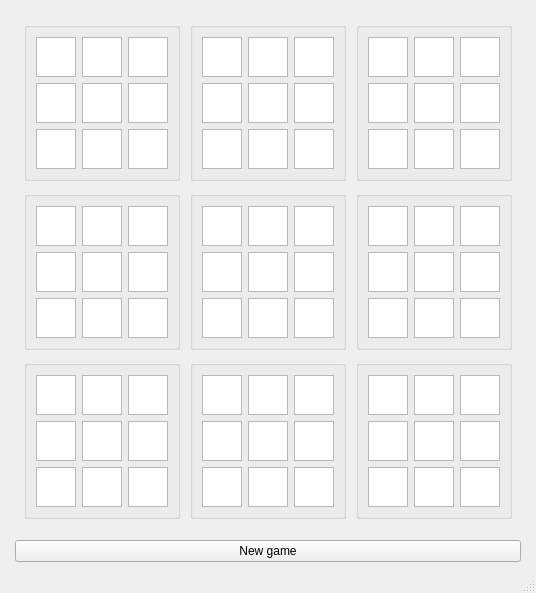
First picture: the form in src/pyqt_sudoku/sudoku_main_win.ui, repository Jtachan/PyQt-Sudoku, before the edit.
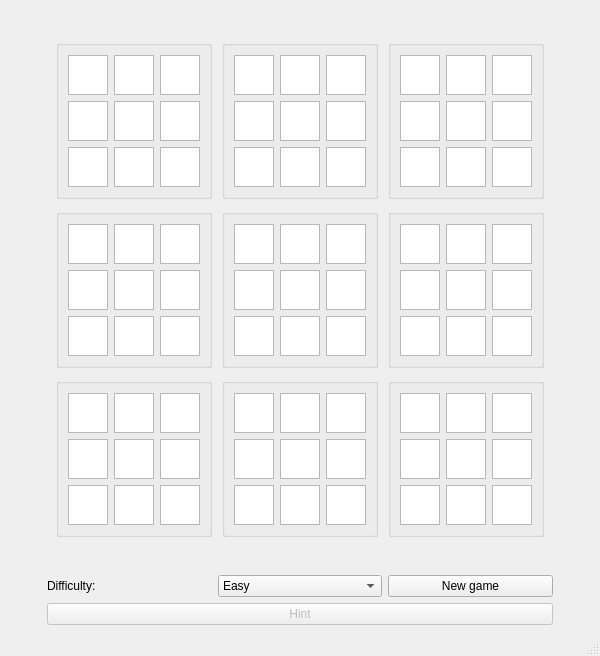
Second picture: the form after the edit.

Commit message: Selecting difficulty and providing hints

Patch:
```diff
--- a/src/pyqt_sudoku/sudoku_main_win.ui
+++ b/src/pyqt_sudoku/sudoku_main_win.ui
@@ -6,8 +6,8 @@
    <rect>
     <x>0</x>
     <y>0</y>
-    <width>536</width>
-    <height>593</height>
+    <width>600</width>
+    <height>656</height>
    </rect>
   </property>
   <property name="sizePolicy">
@@ -20,7 +20,7 @@
    <string>MainWindow</string>
   </property>
   <widget class="QWidget" name="centralwidget">
-   <layout class="QHBoxLayout" name="horizontalLayout">
+   <layout class="QHBoxLayout" name="horizontalLayout_2">
     <item>
      <spacer name="horizontalSpacer_2">
       <property name="orientation">
@@ -1428,9 +1428,55 @@
        </spacer>
       </item>
       <item>
-       <widget class="QPushButton" name="newGameButton">
+       <layout class="QHBoxLayout" name="horizontalLayout">
+        <item>
+         <widget class="QLabel" name="label">
+          <property name="sizePolicy">
+           <sizepolicy hsizetype="Minimum" vsizetype="Preferred">
+            <horstretch>0</horstretch>
+            <verstretch>0</verstretch>
+           </sizepolicy>
+          </property>
+          <property name="text">
+           <string>Difficulty: </string>
+          </property>
+         </widget>
+        </item>
+        <item>
+         <widget class="QComboBox" name="difficultyComboBox">
+          <item>
+           <property name="text">
+            <string>Easy</string>
+           </property>
+          </item>
+          <item>
+           <property name="text">
+            <string>Medium</string>
+           </property>
+          </item>
+          <item>
+           <property name="text">
+            <string>Hard</string>
+           </property>
+          </item>
+         </widget>
+        </item>
+        <item>
+         <widget class="QPushButton" name="newGameButton">
+          <property name="text">
+           <string>New game</string>
+          </property>
+         </widget>
+        </item>
+       </layout>
+      </item>
+      <item>
+       <widget class="QPushButton" name="hintButton">
+        <property name="enabled">
+         <bool>false</bool>
+        </property>
         <property name="text">
-         <string>New game</string>
+         <string>Hint</string>
         </property>
        </widget>
       </item>
```
Left out of the diff: 2 changed lines with no effect on the pictures. The commit also changes 1 other file.
